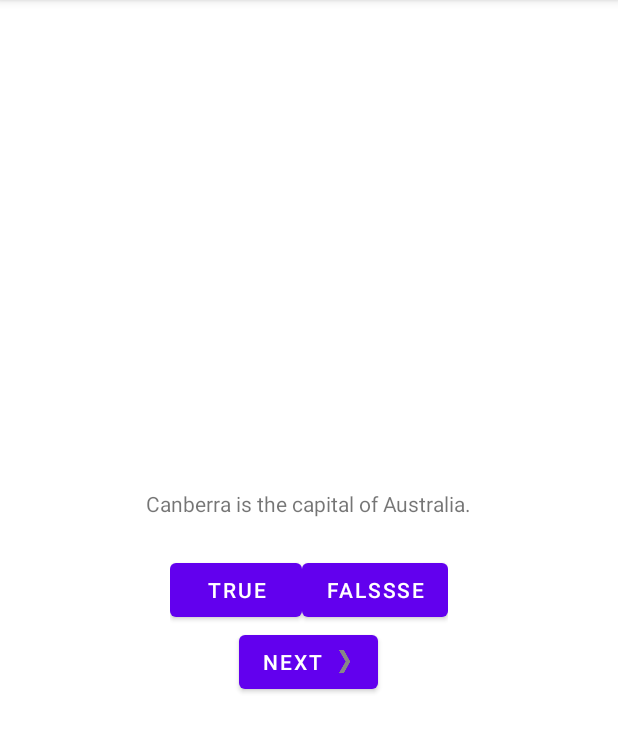
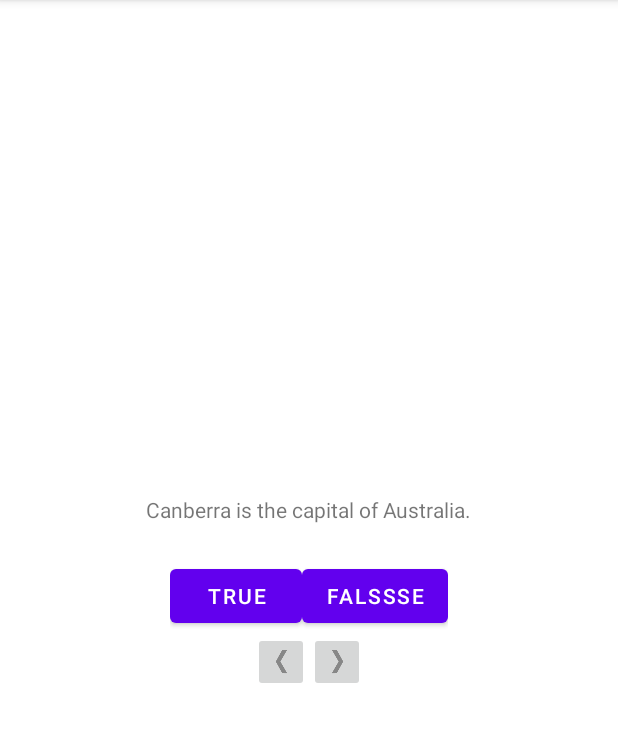
Before and after one commit to evzinov/geoquiz2, an Android app: the screen it shows after launch (MainActivity), on a phone screen of 412 x 824 dp, the part 84-837 px from its top. Run offline under Robolectric (Android 15) with nearby library versions, the phone set to English and light mode, and no system bars.

Commit message:
some message

```diff
--- a/app/src/main/java/com/example/geoquiz2/MainActivity.kt
+++ b/app/src/main/java/com/example/geoquiz2/MainActivity.kt
@@ -4,6 +4,7 @@ import androidx.appcompat.app.AppCompatActivity
 import android.os.Bundle
 import android.view.View
 import android.widget.Button
+import android.widget.ImageButton
 import android.widget.TextView
 import android.widget.Toast
 
@@ -12,7 +13,8 @@ class MainActivity : AppCompatActivity() {
 
     private lateinit var trueButton: Button
     private lateinit var falseButton: Button
-    private lateinit var nextButton: Button
+    private lateinit var nextButton: ImageButton
+    private lateinit var prevButton: ImageButton
     private lateinit var questionTextView: TextView
 
     private val questionBank = listOf(
@@ -32,6 +34,7 @@ class MainActivity : AppCompatActivity() {
         trueButton = findViewById(R.id.true_button)
         falseButton = findViewById(R.id.false_button)
         nextButton = findViewById(R.id.next_button)
+        prevButton = findViewById(R.id.prev_button)
         questionTextView = findViewById(R.id.question_text_view)
 
         trueButton.setOnClickListener { view: View ->
@@ -42,6 +45,13 @@ class MainActivity : AppCompatActivity() {
         }
         nextButton.setOnClickListener {
             currentIndex = (currentIndex + 1) % questionBank.size
+            updateQuestion()
+        }
+        prevButton.setOnClickListener {
+            if (currentIndex == 0) {
+                currentIndex = questionBank.size
+            }
+            currentIndex = (currentIndex - 1) % questionBank.size
             updateQuestion()
         }
         updateQuestion()
@@ -63,4 +73,3 @@ class MainActivity : AppCompatActivity() {
             .show()
     }
 }
-//привет
--- a/app/src/main/res/layout/activity_main.xml
+++ b/app/src/main/res/layout/activity_main.xml
@@ -32,12 +32,23 @@
 
     </LinearLayout>
 
-    <Button
-        android:id="@+id/next_button"
+    <LinearLayout
         android:layout_width="wrap_content"
         android:layout_height="wrap_content"
-        android:text="@string/next_button"
-        android:drawableEnd="@drawable/arrow_right"
-        android:drawablePadding="4dp"/>
+        android:orientation="horizontal">
+
+        <ImageButton
+            android:id="@+id/prev_button"
+            android:layout_width="wrap_content"
+            android:layout_height="wrap_content"
+            android:src="@drawable/arrow_left" />
+
+        <ImageButton
+            android:id="@+id/next_button"
+            android:layout_width="wrap_content"
+            android:layout_height="wrap_content"
+            android:src="@drawable/arrow_right" />
+
+    </LinearLayout>
 
 </LinearLayout>
--- a/app/src/main/res/values/strings.xml
+++ b/app/src/main/res/values/strings.xml
@@ -6,6 +6,7 @@
     <string name="correct_toast">Correct! :)</string>
     <string name="incorrect_toast">Incorrect!!!!!!</string>
     <string name="next_button">Next</string>
+    <string name="prev_button">Prev</string>
     <string name="question_oceans">The Pacific ocean is larger than the atlantic ocean.</string>
     <string name="question_mideast">The Suez Canal connects the Red Sea and the
 Indian Ocean.</string>
```
